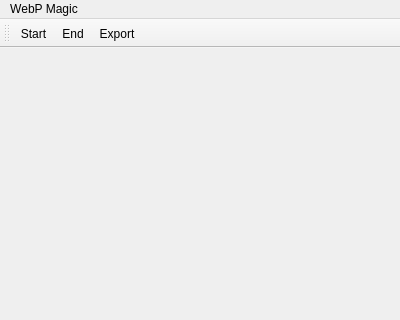
This is mainwindow.ui in drnol/webp-magic as Qt 5 draws it before an edit; both pictures show x 0 to 400 and y 0 to 320 of the 400 by 780 pixel window. The edited form follows.
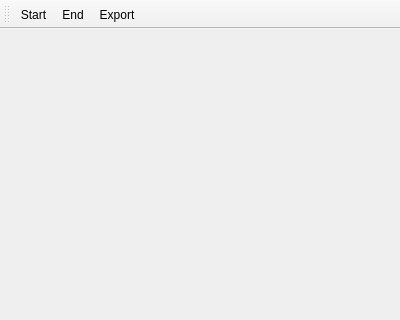
This is the edited form. Icons and pictures are not drawn.

Diff of the .ui file:
```diff
--- a/mainwindow.ui
+++ b/mainwindow.ui
@@ -17,25 +17,6 @@
    <double>1.000000000000000</double>
   </property>
   <widget class="QWidget" name="centralWidget"/>
-  <widget class="QMenuBar" name="menuBar">
-   <property name="geometry">
-    <rect>
-     <x>0</x>
-     <y>0</y>
-     <width>400</width>
-     <height>25</height>
-    </rect>
-   </property>
-   <widget class="QMenu" name="menuWebP_Magic">
-    <property name="title">
-     <string>WebP Magic</string>
-    </property>
-    <addaction name="actionFramerate"/>
-    <addaction name="actionExport"/>
-    <addaction name="actionExit"/>
-   </widget>
-   <addaction name="menuWebP_Magic"/>
-  </widget>
   <widget class="QToolBar" name="mainToolBar">
    <property name="windowTitle">
     <string/>
```
